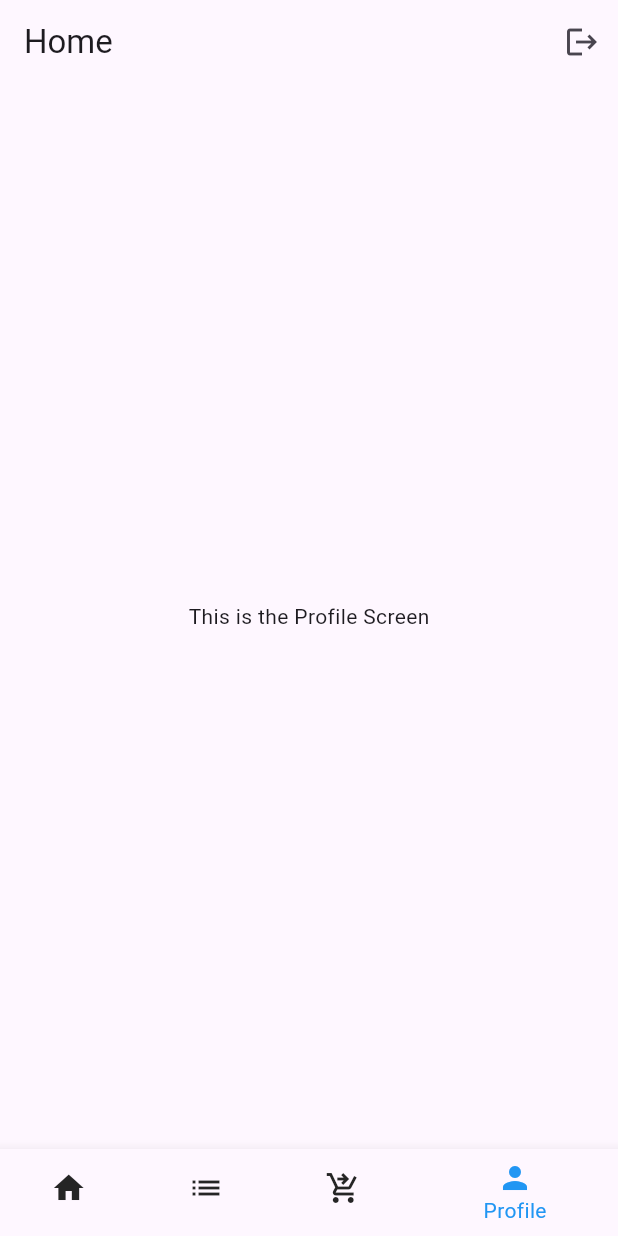
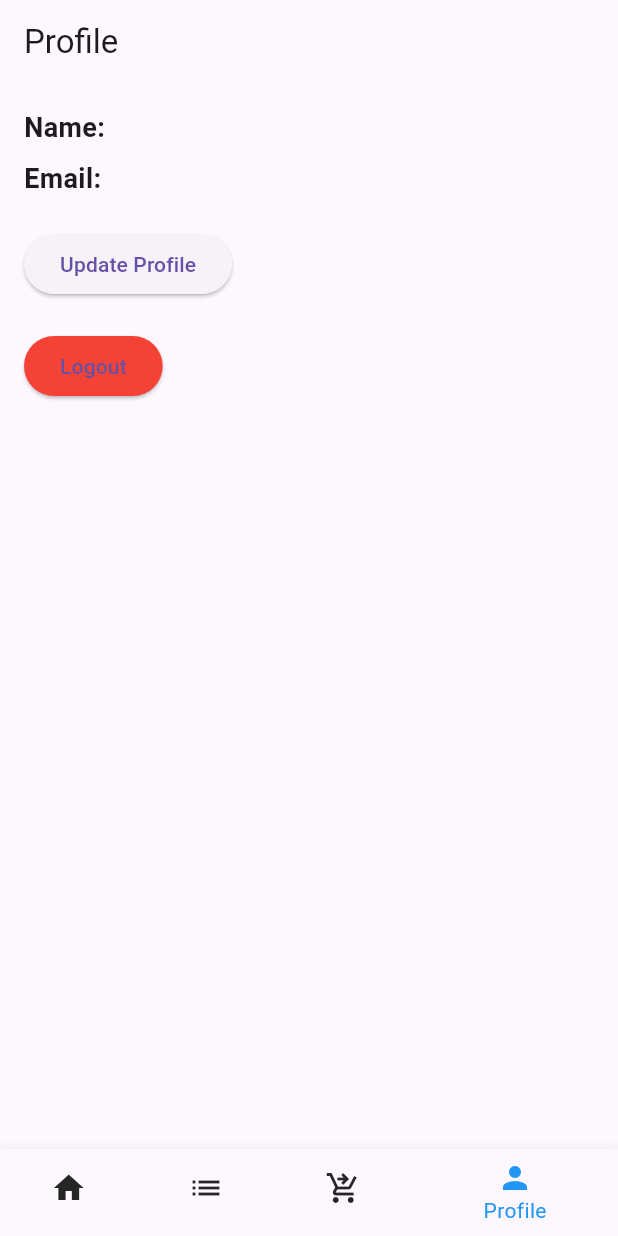
Before and after one commit to CadmiumBeast/quick_shop_customer, a Flutter app: the nav screen opened directly, item 4 of the bottom bar chosen, on a phone screen of 412 x 824 dp. Run offline on Flutter 3.47's test engine with Material 3 defaults, Android fonts, the phone set to English and light mode, and no system bars; our stand-ins replace shared_preferences; accounts and stored records are empty; network calls fail.

Commit message:
added customer profile

```diff
--- a/lib/views/login_screen.dart
+++ b/lib/views/login_screen.dart
@@ -1,5 +1,4 @@
 import 'package:flutter/material.dart';
-
 import '../services/api_service.dart';
 import 'nav.dart';
 import 'register_screen.dart';
--- a/lib/views/nav.dart
+++ b/lib/views/nav.dart
@@ -1,7 +1,5 @@
 import 'package:flutter/material.dart';
-import '../services/api_service.dart';
 import 'cart_screen.dart';
-import 'login_screen.dart';
 import 'home_content_screen.dart';
 import 'tshirt_listing_screen.dart';
 import 'profile_screen.dart';
@@ -12,14 +10,13 @@ class nav extends StatefulWidget {
 }
 
 class _HomeScreenState extends State<nav> {
-  final ApiService _apiService = ApiService();
   int _selectedIndex = 0;
 
   static List<Widget> _screens = <Widget>[
     HomeContentScreen(),
     TshirtListingScreen(),
     CartScreen(),
-    ProfileScreen(),
+    ProfilePage(),
   ];
 
   void _onItemTapped(int index) {
@@ -28,27 +25,9 @@ class _HomeScreenState extends State<nav> {
     });
   }
 
-  void _logout() async {
-    await _apiService.logout();
-    Navigator.pushReplacement(
-      context,
-      MaterialPageRoute(builder: (context) => LoginScreen()),
-    );
-  }
-
   @override
   Widget build(BuildContext context) {
     return Scaffold(
-      appBar: AppBar(
-        automaticallyImplyLeading: false,
-        title: Text('Home'),
-        actions: [
-          IconButton(
-            icon: Icon(Icons.logout),
-            onPressed: _logout,
-          ),
-        ],
-      ),
       body: _screens[_selectedIndex],
       bottomNavigationBar: BottomNavigationBar(
         items: const <BottomNavigationBarItem>[
--- a/lib/views/profile_screen.dart
+++ b/lib/views/profile_screen.dart
@@ -1,10 +1,91 @@
 import 'package:flutter/material.dart';
+import '../services/api_service.dart';
+import 'login_screen.dart'; // Ensure to import your LoginScreen
+import 'update_profile_screen.dart'; // Ensure to import your new UpdateProfilePage
 
-class ProfileScreen extends StatelessWidget {
+class ProfilePage extends StatefulWidget {
+  @override
+  _ProfilePageState createState() => _ProfilePageState();
+}
+
+class _ProfilePageState extends State<ProfilePage> {
+  final ApiService apiService = ApiService();
+  String name = '';
+  String email = '';
+
+  @override
+  void initState() {
+    super.initState();
+    _loadProfile();
+  }
+
+  Future<void> _loadProfile() async {
+    try {
+      final profile = await apiService.fetchProfile();
+      setState(() {
+        name = profile['name'];
+        email = profile['email'];
+      });
+    } catch (e) {
+      print(e);
+    }
+  }
+
+  void _logout() async {
+    await apiService.logout();
+    Navigator.pushReplacement(
+      context,
+      MaterialPageRoute(builder: (context) => LoginScreen()),
+    );
+  }
+
+  void _navigateToUpdateProfile() {
+    Navigator.push(
+      context,
+      MaterialPageRoute(
+          builder: (context) =>
+              UpdateProfilePage(currentName: name, currentEmail: email)),
+    );
+  }
+
   @override
   Widget build(BuildContext context) {
-    return Center(
-      child: Text('This is the Profile Screen'),
+    return Scaffold(
+      appBar: AppBar(title: Text('Profile')),
+      body: Padding(
+        padding: const EdgeInsets.all(16.0),
+        child: Column(
+          crossAxisAlignment: CrossAxisAlignment.start,
+          children: [
+            // Display the customer's name
+            Text(
+              'Name: $name',
+              style: TextStyle(fontSize: 18, fontWeight: FontWeight.bold),
+            ),
+            SizedBox(height: 8),
+            // Display the customer's email
+            Text(
+              'Email: $email',
+              style: TextStyle(fontSize: 18, fontWeight: FontWeight.bold),
+            ),
+            SizedBox(height: 20),
+            // Button to navigate to the Update Profile screen
+            ElevatedButton(
+              onPressed: _navigateToUpdateProfile,
+              child: Text('Update Profile'),
+            ),
+            SizedBox(height: 20),
+            // Logout button
+            ElevatedButton(
+              onPressed: _logout,
+              child: Text('Logout'),
+              style: ElevatedButton.styleFrom(
+                backgroundColor: Colors.red, // Customize your button color
+              ),
+            ),
+          ],
+        ),
+      ),
     );
   }
 }
--- /dev/null
+++ b/lib/views/update_profile_screen.dart
@@ -0,0 +1,65 @@
+import 'package:flutter/material.dart';
+import '../services/api_service.dart';
+
+class UpdateProfilePage extends StatefulWidget {
+  final String currentName;
+  final String currentEmail;
+
+  UpdateProfilePage({required this.currentName, required this.currentEmail});
+
+  @override
+  _UpdateProfilePageState createState() => _UpdateProfilePageState();
+}
+
+class _UpdateProfilePageState extends State<UpdateProfilePage> {
+  final ApiService apiService = ApiService();
+  late String name;
+  late String email;
+
+  @override
+  void initState() {
+    super.initState();
+    name = widget.currentName;
+    email = widget.currentEmail;
+  }
+
+  Future<void> _updateProfile() async {
+    try {
+      await apiService.updateProfile(name, email);
+      ScaffoldMessenger.of(context).showSnackBar(
+          SnackBar(content: Text('Profile updated successfully')));
+      Navigator.pop(context); // Go back to the previous screen
+    } catch (e) {
+      print(e);
+    }
+  }
+
+  @override
+  Widget build(BuildContext context) {
+    return Scaffold(
+      appBar: AppBar(title: Text('Update Profile')),
+      body: Padding(
+        padding: const EdgeInsets.all(16.0),
+        child: Column(
+          children: [
+            TextField(
+              decoration: InputDecoration(labelText: 'Name'),
+              onChanged: (value) => setState(() => name = value),
+              controller: TextEditingController(text: name),
+            ),
+            TextField(
+              decoration: InputDecoration(labelText: 'Email'),
+              onChanged: (value) => setState(() => email = value),
+              controller: TextEditingController(text: email),
+            ),
+            SizedBox(height: 20),
+            ElevatedButton(
+              onPressed: _updateProfile,
+              child: Text('Update Profile'),
+            ),
+          ],
+        ),
+      ),
+    );
+  }
+}
```
Also changed, not shown: lib/services/api_service.dart (+40 -51 lines).
